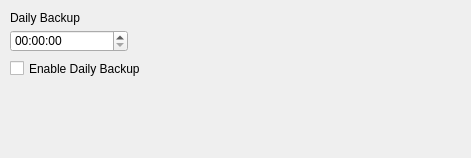
Qt form app/src/ui/NEW/daily_backup_page.ui (Kazu0210/Inventory-System) before a commit.
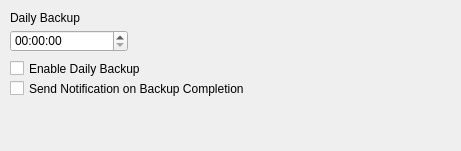
The same form after that commit.

What changed in the file:
```diff
--- a/app/src/ui/NEW/daily_backup_page.ui
+++ b/app/src/ui/NEW/daily_backup_page.ui
@@ -6,8 +6,8 @@
    <rect>
     <x>0</x>
     <y>0</y>
-    <width>471</width>
-    <height>158</height>
+    <width>461</width>
+    <height>151</height>
    </rect>
   </property>
   <property name="windowTitle">
@@ -49,6 +49,19 @@
     <string>Enable Daily Backup</string>
    </property>
   </widget>
+  <widget class="QCheckBox" name="enableNotif_checkBox">
+   <property name="geometry">
+    <rect>
+     <x>10</x>
+     <y>80</y>
+     <width>291</width>
+     <height>17</height>
+    </rect>
+   </property>
+   <property name="text">
+    <string>Send Notification on Backup Completion</string>
+   </property>
+  </widget>
  </widget>
  <resources/>
  <connections/>
```
Left out of the diff: 2 changed lines with no effect on the pictures.
